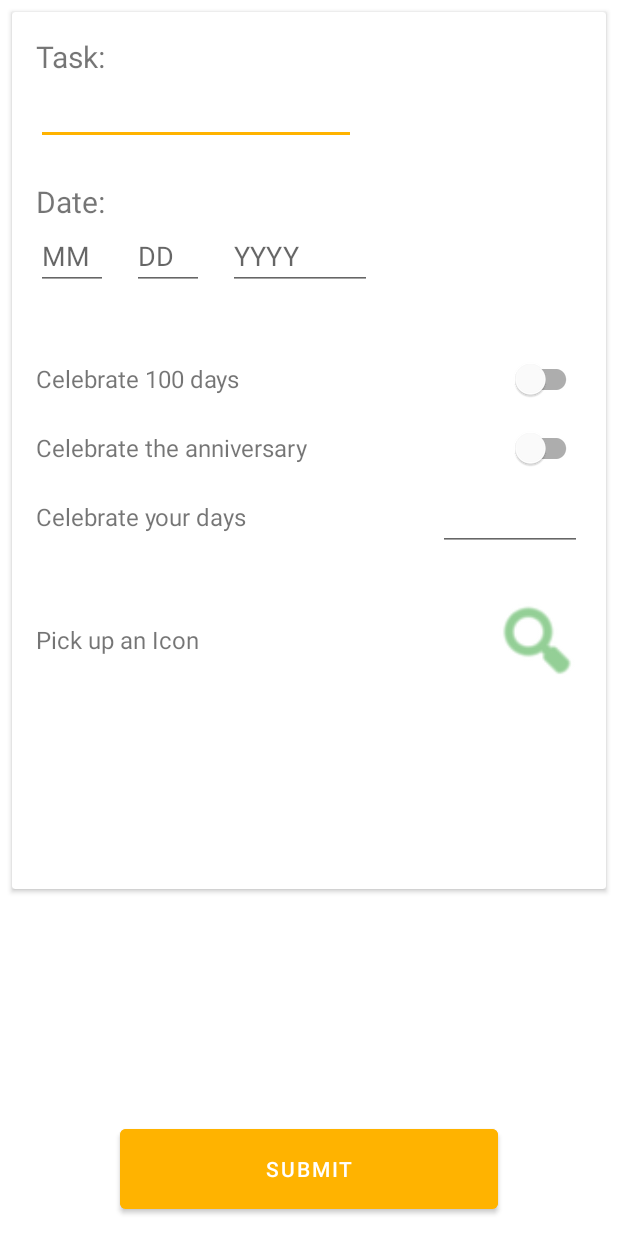
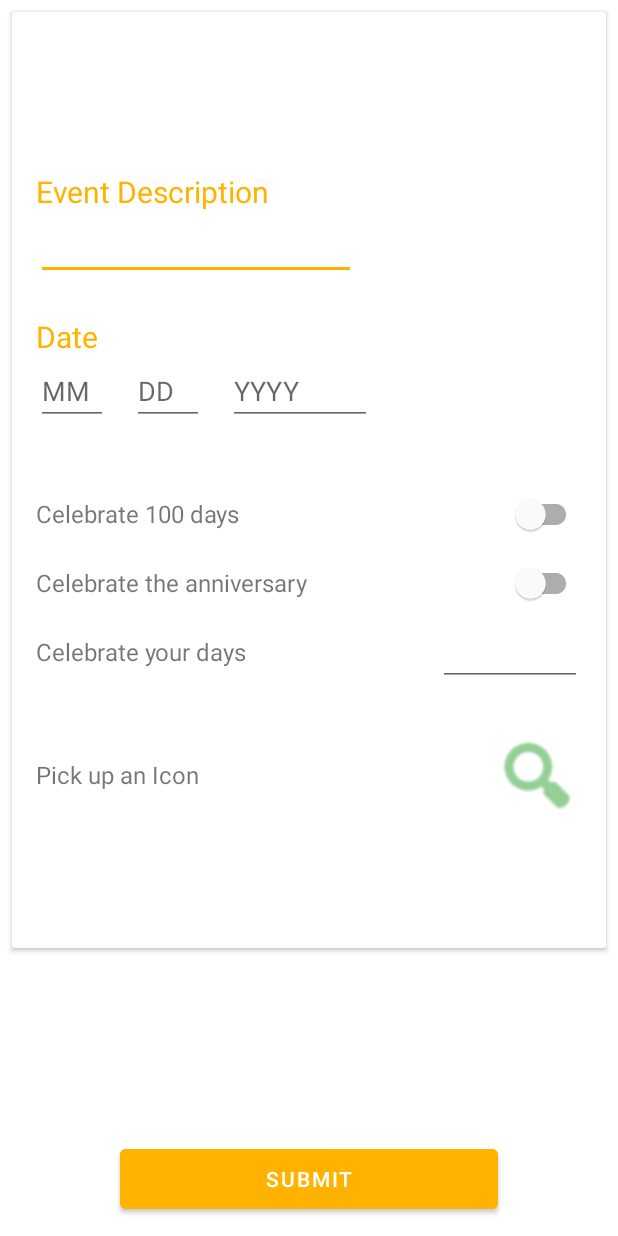
Before and after one commit to PrisonerPrice/DaysCountUp, an Android app: the EditActivity screen opened directly, with no data from a screen before it, on a phone screen of 412 x 824 dp. Run offline under Robolectric (Android 15) with nearby library versions, the light colour scheme and no system bars; our stand-ins replace Room's generated code; libraries missing offline, so code that uses them is left out: com.maltaisn.icondialog; 4 statements that could not run were skipped.

Commit message:
UI polish & bugs fixed

```diff
--- a/app/src/main/java/com/prisonerprice/dayscountup/database/TaskDao.java
+++ b/app/src/main/java/com/prisonerprice/dayscountup/database/TaskDao.java
@@ -27,4 +27,7 @@ public interface TaskDao {
 
     @Query("SELECT * FROM tasks WHERE id = :id")
     LiveData<Task> getTaskById(int id);
+
+    @Query("DELETE FROM tasks;")
+    void truncate();
 }
--- a/app/src/main/java/com/prisonerprice/dayscountup/middleware/DataExchanger.java
+++ b/app/src/main/java/com/prisonerprice/dayscountup/middleware/DataExchanger.java
@@ -65,4 +65,10 @@ public class DataExchanger {
             activity.finish();
         });
     }
+
+    public void truncateDatabase() {
+        appExecutors.getDiskIO().execute(() -> {
+            appDatabase.taskDao().truncate();
+        });
+    }
 }
--- a/app/src/main/java/com/prisonerprice/dayscountup/view/EditActivity.java
+++ b/app/src/main/java/com/prisonerprice/dayscountup/view/EditActivity.java
@@ -182,7 +182,7 @@ public class EditActivity extends AppCompatActivity implements IconDialog.Callba
         if (dateFormatIsCorrect) {
             ArrayList<Date> dates = new ArrayList<>();
             if (hundredSwitch.isChecked())
-                dates.add(new Date(date.getTime() + 101 * A_DAY_IN_MILI));
+                dates.add(new Date(date.getTime() + 100 * A_DAY_IN_MILI));
             if (anniversarySwitch.isChecked()) {
                 String oldYear = format.format(date).substring(6, 10);
                 String newYear = (Integer.parseInt(oldYear) + 1) + "";
--- a/app/src/main/res/layout/activity_edit.xml
+++ b/app/src/main/res/layout/activity_edit.xml
@@ -11,14 +11,10 @@
     <androidx.cardview.widget.CardView
         android:layout_width="match_parent"
         android:layout_height="0dp"
-        android:layout_weight="9"
+        android:layout_weight="12"
         android:layout_marginHorizontal="8dp"
         android:layout_marginTop="8dp"
         android:layout_marginBottom="24dp">
-
-        <androidx.core.widget.NestedScrollView
-            android:layout_width="match_parent"
-            android:layout_height="match_parent">
 
         <androidx.constraintlayout.widget.ConstraintLayout
             android:layout_width="match_parent"
@@ -31,6 +27,7 @@
                 android:layout_marginTop="16dp"
                 android:text="@string/task_title"
                 android:textSize="@dimen/title_text_size"
+                android:textColor="@color/colorSecondary"
                 app:layout_constraintStart_toStartOf="@+id/guideline"
                 app:layout_constraintTop_toTopOf="@+id/guideline2" />
 
@@ -71,6 +68,7 @@
                 android:ems="10"
                 android:gravity="start|top"
                 android:inputType="textMultiLine"
+                android:maxLines="2"
                 app:layout_constraintStart_toStartOf="@+id/guideline"
                 app:layout_constraintTop_toBottomOf="@+id/tv_task_title" />
 
@@ -81,6 +79,7 @@
                 android:ems="10"
                 android:hint="@string/hint_month"
                 android:inputType="date"
+                android:maxLines="1"
                 app:layout_constraintStart_toStartOf="@+id/guideline"
                 app:layout_constraintTop_toBottomOf="@+id/date_title" />
 
@@ -91,6 +90,7 @@
                 android:layout_marginTop="24dp"
                 android:text="@string/date_title"
                 android:textSize="@dimen/title_text_size"
+                android:textColor="@color/colorSecondary"
                 app:layout_constraintStart_toStartOf="@+id/guideline"
                 app:layout_constraintTop_toBottomOf="@+id/et_task_desc" />
 
@@ -122,7 +122,7 @@
                 android:layout_width="wrap_content"
                 android:layout_height="wrap_content"
                 android:orientation="horizontal"
-                    app:layout_constraintGuide_end="480dp" />
+                app:layout_constraintGuide_end="534dp" />
 
             <androidx.constraintlayout.widget.Guideline
                 android:id="@+id/guideline3"
@@ -144,6 +144,7 @@
                 android:layout_height="wrap_content"
                 android:ems="10"
                 android:inputType="date"
+                android:maxLines="1"
                 app:layout_constraintBottom_toBottomOf="@+id/tv_custom"
                 app:layout_constraintEnd_toStartOf="@+id/guideline4"
                 app:layout_constraintTop_toTopOf="@+id/tv_custom" />
@@ -156,6 +157,7 @@
                 android:ems="10"
                 android:hint="@string/hint_day"
                 android:inputType="date"
+                android:maxLines="1"
                 app:layout_constraintBottom_toBottomOf="@+id/et_month"
                 app:layout_constraintStart_toEndOf="@+id/et_month"
                 app:layout_constraintTop_toBottomOf="@+id/date_title" />
@@ -168,6 +170,7 @@
                 android:ems="10"
                 android:hint="@string/hint_year"
                 android:inputType="date"
+                android:maxLines="1"
                 app:layout_constraintBottom_toBottomOf="@+id/et_day"
                 app:layout_constraintStart_toEndOf="@+id/et_day"
                 app:layout_constraintTop_toTopOf="@+id/et_day" />
@@ -194,8 +197,6 @@
 
         </androidx.constraintlayout.widget.ConstraintLayout>
 
-        </androidx.core.widget.NestedScrollView>
-
     </androidx.cardview.widget.CardView>
 
     <FrameLayout
--- a/app/src/main/res/layout/task_layout.xml
+++ b/app/src/main/res/layout/task_layout.xml
@@ -25,6 +25,8 @@
             android:id="@+id/description_tv"
             android:layout_width="wrap_content"
             android:layout_height="wrap_content"
+            android:maxEms="18"
+            android:maxLines="2"
             app:layout_constraintStart_toStartOf="@+id/guideline6"
             app:layout_constraintTop_toTopOf="@+id/card_icon"></TextView>
 
--- a/app/src/main/res/values/strings.xml
+++ b/app/src/main/res/values/strings.xml
@@ -6,25 +6,29 @@
     <string name="sync">sync</string>
     <string name="settings">settings</string>
 
-    <!-- Preference Titles -->
+    <!-- Settings -->
     <string name="messages_header">Messages</string>
     <string name="sync_header">Sync</string>
+    <string name="test_header">test</string>
 
-    <!-- Messages Preferences -->
     <string name="signature_title">Your signature</string>
     <string name="reply_title">Default reply action</string>
 
-    <!-- Sync Preferences -->
     <string name="sync_title">Sync email periodically</string>
     <string name="attachment_title">Download incoming attachments</string>
     <string name="attachment_summary_on">Automatically download attachments for incoming emails
     </string>
     <string name="attachment_summary_off">Only download attachments when manually requested</string>
 
+    <string name="truncate_alert_title">Do you want to truncate your database?</string>
+    <string name="truncate_alert_message">All data will lost</string>
+    <string name="truncate_alert_cancel">Cancel</string>
+    <string name="truncate_alert_accept">Accept</string>
+
     <!-- Edit -->
-    <string name="task_title">Task:</string>
+    <string name="task_title">Event Description</string>
     <string name="task_input_default">Please input your task description</string>
-    <string name="date_title">Date:</string>
+    <string name="date_title">Date</string>
     <string name="date_input_default">05312020</string>
     <string name="celebrate_100_days_title">Celebrate 100 days</string>
     <string name="celebrate_anniversary">Celebrate the anniversary</string>
```
Also changed, not shown: app/src/main/java/com/prisonerprice/dayscountup/view/SettingsActivity.java (+30 -0 lines), app/src/main/res/xml/root_preferences.xml (+9 -0 lines). Lines whose indentation alone changed are shown as unchanged.
